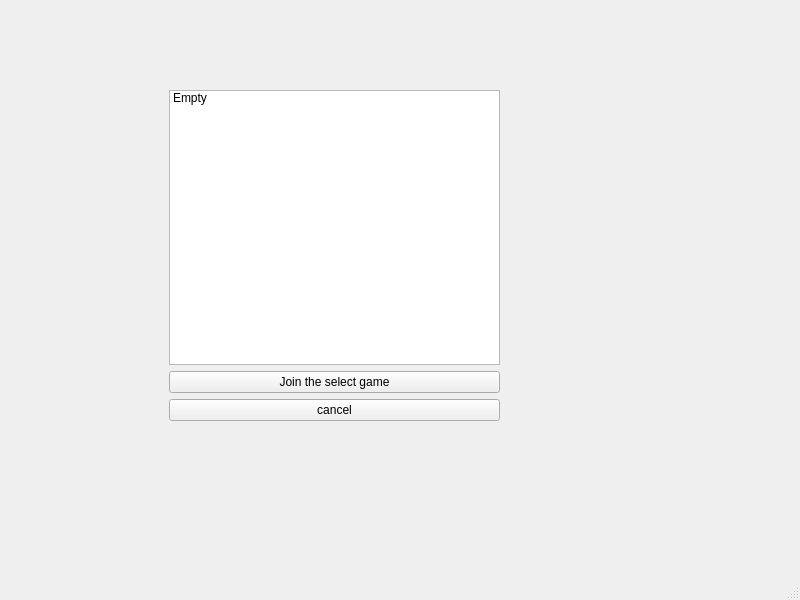
Dlinuigh/crazy8, file game.ui: the form before one commit.
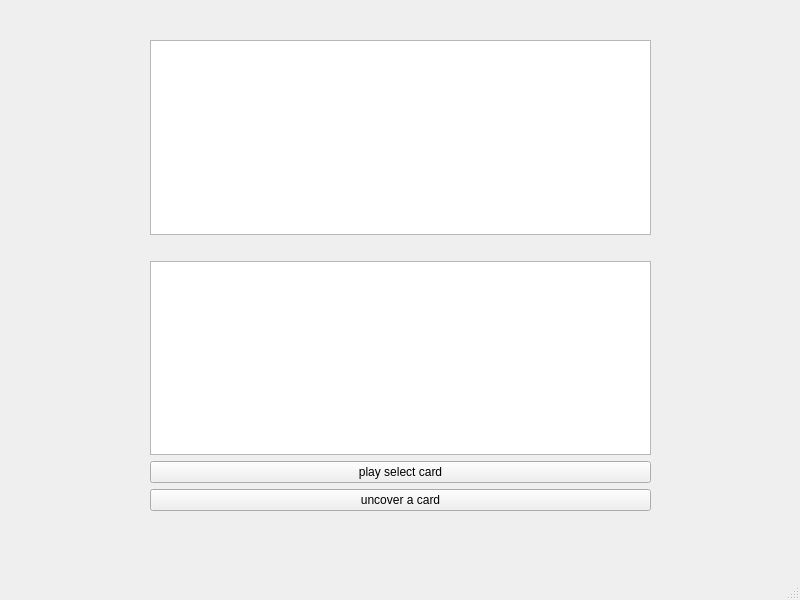
The form after the commit.

```diff
--- a/game.ui
+++ b/game.ui
@@ -27,7 +27,7 @@
      <item>
       <widget class="QStackedWidget" name="stackedWidget">
        <property name="currentIndex">
-        <number>4</number>
+        <number>5</number>
        </property>
        <widget class="QWidget" name="main">
         <widget class="QWidget" name="verticalLayoutWidget">
@@ -199,6 +199,47 @@
          </layout>
         </widget>
        </widget>
+       <widget class="QWidget" name="play_page">
+        <widget class="QWidget" name="verticalLayoutWidget_7">
+         <property name="geometry">
+          <rect>
+           <x>50</x>
+           <y>10</y>
+           <width>501</width>
+           <height>471</height>
+          </rect>
+         </property>
+         <layout class="QVBoxLayout" name="verticalLayout_7">
+          <item>
+           <widget class="QListWidget" name="points"/>
+          </item>
+          <item>
+           <widget class="QLabel" name="pattern">
+            <property name="text">
+             <string/>
+            </property>
+           </widget>
+          </item>
+          <item>
+           <widget class="QListWidget" name="hand"/>
+          </item>
+          <item>
+           <widget class="QPushButton" name="play">
+            <property name="text">
+             <string>play select card</string>
+            </property>
+           </widget>
+          </item>
+          <item>
+           <widget class="QPushButton" name="uncover">
+            <property name="text">
+             <string>uncover a card</string>
+            </property>
+           </widget>
+          </item>
+         </layout>
+        </widget>
+       </widget>
       </widget>
      </item>
     </layout>
```
